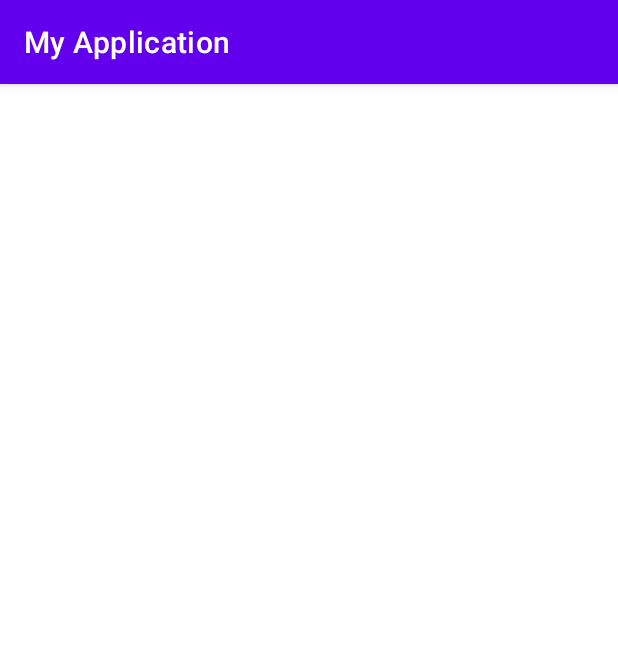
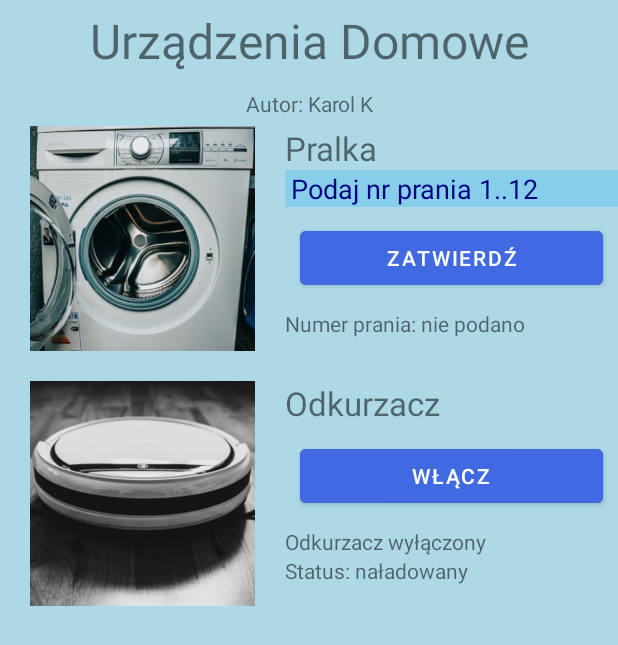
Before and after one commit to Karol4035/aplikacje-mobilne, an Android app: the screen it shows after launch (MainActivity), on a phone screen of 412 x 824 dp. Shown: the top 645 px of the screen. Run offline under Robolectric (Android 15) with nearby library versions, the phone set to English and light mode, and no system bars.

Commit message:
Układ ekranu aplikacji

```diff
--- a/app/src/main/res/layout/activity_main.xml
+++ b/app/src/main/res/layout/activity_main.xml
@@ -1,11 +1,118 @@
 <?xml version="1.0" encoding="utf-8"?>
-<androidx.constraintlayout.widget.ConstraintLayout
-        xmlns:android="http://schemas.android.com/apk/res/android"
-        xmlns:tools="http://schemas.android.com/tools"
-        xmlns:app="http://schemas.android.com/apk/res-auto"
-        android:id="@+id/main"
+<ScrollView
+    xmlns:android="http://schemas.android.com/apk/res/android"
+    android:id="@+id/main"
+    android:layout_width="match_parent"
+    android:layout_height="match_parent"
+    android:background="@color/light_blue"
+    android:fillViewport="true">
+    <LinearLayout
         android:layout_width="match_parent"
-        android:layout_height="match_parent"
-        tools:context=".MainActivity">
-
-</androidx.constraintlayout.widget.ConstraintLayout>
+        android:layout_height="wrap_content"
+        android:focusableInTouchMode="true"
+        android:orientation="vertical">
+        <TextView
+            android:layout_width="match_parent"
+            android:layout_height="wrap_content"
+            android:text="@string/app_name"
+            android:layout_margin="5dp"
+            android:gravity="center"
+            android:textSize="32sp" />
+        <TextView
+            android:layout_width="match_parent"
+            android:layout_height="wrap_content"
+            android:text="@string/author"
+            android:layout_margin="5dp"
+            android:gravity="center" />
+        <LinearLayout
+            android:layout_width="match_parent"
+            android:layout_height="wrap_content"
+            android:orientation="horizontal">
+            <ImageView
+                android:layout_width="150dp"
+                android:layout_height="150dp"
+                android:layout_marginStart="20dp"
+                android:layout_marginEnd="20dp"
+                android:layout_marginBottom="20dp"
+                android:contentDescription="@null"
+                android:scaleType="centerCrop"
+                android:src="@drawable/pralka" />
+            <LinearLayout
+                android:layout_width="0dp"
+                android:layout_height="wrap_content"
+                android:layout_weight="1"
+                android:orientation="vertical">
+                <TextView
+                    android:layout_width="match_parent"
+                    android:layout_height="wrap_content"
+                    android:text="@string/washer"
+                    android:textSize="22sp" />
+                <EditText
+                    android:id="@+id/programInput"
+                    android:layout_width="match_parent"
+                    android:layout_height="wrap_content"
+                    android:background="@color/sky_blue"
+                    android:hint="@string/program_hint"
+                    android:inputType="number"
+                    android:paddingHorizontal="4dp"
+                    android:textColor="@color/navy"
+                    android:textColorHint="@color/navy" />
+                <Button
+                    android:id="@+id/confirmProgram"
+                    android:layout_width="match_parent"
+                    android:layout_height="wrap_content"
+                    android:layout_margin="10dp"
+                    android:backgroundTint="@color/royal_blue"
+                    android:text="@string/confirm"
+                    android:textColor="@color/white" />
+                <TextView
+                    android:layout_width="match_parent"
+                    android:layout_height="wrap_content"
+                    android:text="@string/program_missing"
+                    android:id="@+id/programResult" />
+            </LinearLayout>
+        </LinearLayout>
+        <LinearLayout
+            android:layout_width="match_parent"
+            android:layout_height="wrap_content"
+            android:orientation="horizontal">
+            <ImageView
+                android:layout_width="150dp"
+                android:layout_height="150dp"
+                android:layout_marginStart="20dp"
+                android:layout_marginEnd="20dp"
+                android:layout_marginBottom="20dp"
+                android:contentDescription="@null"
+                android:scaleType="centerCrop"
+                android:src="@drawable/odkurzacz" />
+            <LinearLayout
+                android:layout_width="0dp"
+                android:layout_height="wrap_content"
+                android:layout_weight="1"
+                android:orientation="vertical">
+                <TextView
+                    android:layout_width="match_parent"
+                    android:layout_height="wrap_content"
+                    android:text="@string/vacuum"
+                    android:textSize="22sp" />
+                <Button
+                    android:id="@+id/toggleVacuum"
+                    android:layout_width="match_parent"
+                    android:layout_height="wrap_content"
+                    android:layout_margin="10dp"
+                    android:backgroundTint="@color/royal_blue"
+                    android:text="@string/turn_on"
+                    android:textColor="@color/white" />
+                <TextView
+                    android:layout_width="match_parent"
+                    android:layout_height="wrap_content"
+                    android:text="@string/vacuum_off"
+                    android:id="@+id/vacuumStatus" />
+                <TextView
+                    android:layout_width="match_parent"
+                    android:layout_height="wrap_content"
+                    android:text="@string/charged" />
+            </LinearLayout>
+        </LinearLayout>
+    </LinearLayout>
+</ScrollView>
--- a/app/src/main/res/values-night/themes.xml
+++ /dev/null
@@ -1,16 +0,0 @@
-<resources xmlns:tools="http://schemas.android.com/tools">
-    <!-- Base application theme. -->
-    <style name="Theme.MyApplication" parent="Theme.MaterialComponents.DayNight.DarkActionBar">
-        <!-- Primary brand color. -->
-        <item name="colorPrimary">@color/purple_200</item>
-        <item name="colorPrimaryVariant">@color/purple_700</item>
-        <item name="colorOnPrimary">@color/black</item>
-        <!-- Secondary brand color. -->
-        <item name="colorSecondary">@color/teal_200</item>
-        <item name="colorSecondaryVariant">@color/teal_200</item>
-        <item name="colorOnSecondary">@color/black</item>
-        <!-- Status bar color. -->
-        <item name="android:statusBarColor">?attr/colorPrimaryVariant</item>
-        <!-- Customize your theme here. -->
-    </style>
-</resources>
--- a/app/src/main/res/values/colors.xml
+++ b/app/src/main/res/values/colors.xml
@@ -1,10 +1,8 @@
 <?xml version="1.0" encoding="utf-8"?>
 <resources>
-    <color name="purple_200">#FFBB86FC</color>
-    <color name="purple_500">#FF6200EE</color>
-    <color name="purple_700">#FF3700B3</color>
-    <color name="teal_200">#FF03DAC5</color>
-    <color name="teal_700">#FF018786</color>
-    <color name="black">#FF000000</color>
-    <color name="white">#FFFFFFFF</color>
+    <color name="light_blue">#ADD8E6</color>
+    <color name="sky_blue">#87CEEB</color>
+    <color name="royal_blue">#4169E1</color>
+    <color name="navy">#000080</color>
+    <color name="white">#FFFFFF</color>
 </resources>
--- a/app/src/main/res/values/strings.xml
+++ b/app/src/main/res/values/strings.xml
@@ -1,3 +1,12 @@
 <resources>
-    <string name="app_name">My Application</string>
+    <string name="app_name">Urządzenia Domowe</string>
+    <string name="author">Autor: Karol K</string>
+    <string name="washer">Pralka</string>
+    <string name="program_hint">Podaj nr prania 1..12</string>
+    <string name="confirm">Zatwierdź</string>
+    <string name="program_missing">Numer prania: nie podano</string>
+    <string name="vacuum">Odkurzacz</string>
+    <string name="turn_on">Włącz</string>
+    <string name="vacuum_off">Odkurzacz wyłączony</string>
+    <string name="charged">Status: naładowany</string>
 </resources>
--- a/app/src/main/res/values/themes.xml
+++ b/app/src/main/res/values/themes.xml
@@ -1,16 +1,7 @@
-<resources xmlns:tools="http://schemas.android.com/tools">
-    <!-- Base application theme. -->
-    <style name="Theme.MyApplication" parent="Theme.MaterialComponents.DayNight.DarkActionBar">
-        <!-- Primary brand color. -->
-        <item name="colorPrimary">@color/purple_500</item>
-        <item name="colorPrimaryVariant">@color/purple_700</item>
+<resources>
+    <style name="Theme.MyApplication" parent="Theme.MaterialComponents.Light.NoActionBar">
+        <item name="colorPrimary">@color/royal_blue</item>
         <item name="colorOnPrimary">@color/white</item>
-        <!-- Secondary brand color. -->
-        <item name="colorSecondary">@color/teal_200</item>
-        <item name="colorSecondaryVariant">@color/teal_700</item>
-        <item name="colorOnSecondary">@color/black</item>
-        <!-- Status bar color. -->
-        <item name="android:statusBarColor">?attr/colorPrimaryVariant</item>
-        <!-- Customize your theme here. -->
+        <item name="android:windowLightStatusBar">true</item>
     </style>
 </resources>
```
Also changed, not shown: app/src/main/res/drawable/odkurzacz.jpg (added), app/src/main/res/drawable/pralka.jpg (added).
